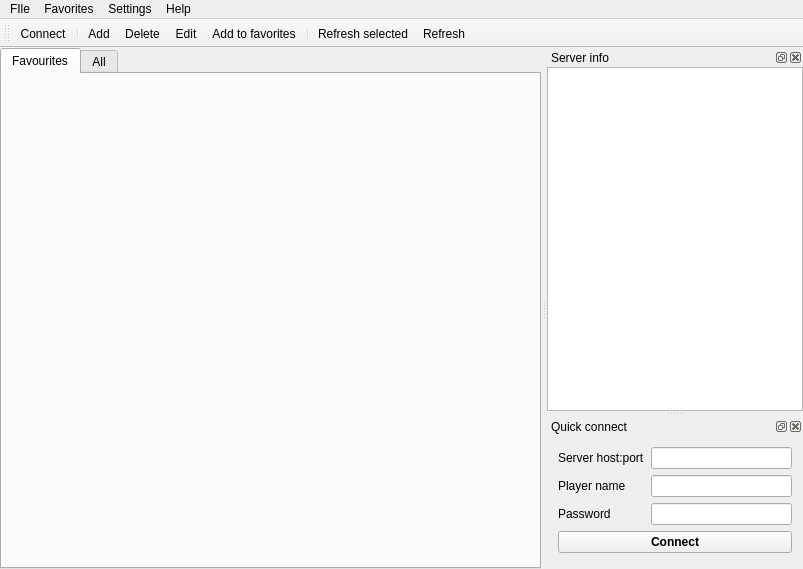
Before: the Qt Designer form src/mainwindow.ui in navrocky/urtconnector, drawn with Qt 5.
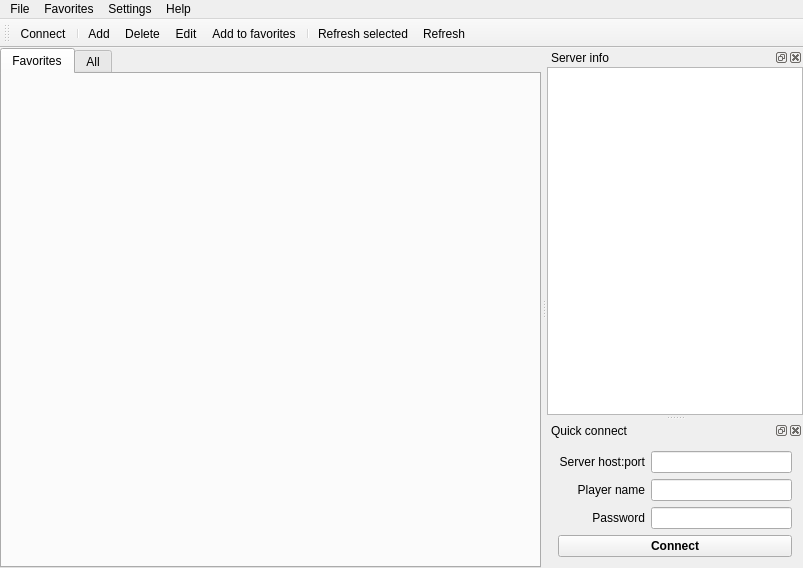
After: the same form once the commit is applied. Icons and pictures are not drawn.

Commit message: Fixed bug #24. Quick launch widget now has a minimal height.

The edit to the form file:
```diff
--- a/src/mainwindow.ui
+++ b/src/mainwindow.ui
@@ -7,7 +7,7 @@
     <x>0</x>
     <y>0</y>
     <width>803</width>
-    <height>569</height>
+    <height>568</height>
    </rect>
   </property>
   <property name="windowTitle">
@@ -26,7 +26,7 @@
          <normaloff>:/icons/icons/bookmarks.png</normaloff>:/icons/icons/bookmarks.png</iconset>
        </attribute>
        <attribute name="title">
-        <string>Favourites</string>
+        <string>Favorites</string>
        </attribute>
        <layout class="QHBoxLayout" name="horizontalLayout"/>
       </widget>
@@ -50,15 +50,9 @@
      <x>0</x>
      <y>0</y>
      <width>803</width>
-     <height>20</height>
+     <height>22</height>
     </rect>
    </property>
-   <widget class="QMenu" name="menuUrbanConnector">
-    <property name="title">
-     <string>FIle</string>
-    </property>
-    <addaction name="actionQuit"/>
-   </widget>
    <widget class="QMenu" name="menuHelp">
     <property name="title">
      <string>Help</string>
@@ -80,6 +74,12 @@
     <addaction name="actionFavEdit"/>
     <addaction name="actionFavDelete"/>
    </widget>
+   <widget class="QMenu" name="menuUrbanConnector">
+    <property name="title">
+     <string>File</string>
+    </property>
+    <addaction name="actionQuit"/>
+   </widget>
    <addaction name="menuUrbanConnector"/>
    <addaction name="menuFavorites"/>
    <addaction name="menuOptions"/>
@@ -103,8 +103,8 @@
         <string>&lt;!DOCTYPE HTML PUBLIC &quot;-//W3C//DTD HTML 4.0//EN&quot; &quot;http://www.w3.org/TR/REC-html40/strict.dtd&quot;&gt;
 &lt;html&gt;&lt;head&gt;&lt;meta name=&quot;qrichtext&quot; content=&quot;1&quot; /&gt;&lt;style type=&quot;text/css&quot;&gt;
 p, li { white-space: pre-wrap; }
-&lt;/style&gt;&lt;/head&gt;&lt;body style=&quot; font-family:'Tahoma'; font-size:9pt; font-weight:400; font-style:normal;&quot;&gt;
-&lt;p style=&quot;-qt-paragraph-type:empty; margin-top:0px; margin-bottom:0px; margin-left:0px; margin-right:0px; -qt-block-indent:0; text-indent:0px;&quot;&gt;&lt;/p&gt;&lt;/body&gt;&lt;/html&gt;</string>
+&lt;/style&gt;&lt;/head&gt;&lt;body style=&quot; font-family:'Sans Serif'; font-size:10pt; font-weight:400; font-style:normal;&quot;&gt;
+&lt;p style=&quot;-qt-paragraph-type:empty; margin-top:0px; margin-bottom:0px; margin-left:0px; margin-right:0px; -qt-block-indent:0; text-indent:0px; font-family:'Tahoma'; font-size:9pt;&quot;&gt;&lt;/p&gt;&lt;/body&gt;&lt;/html&gt;</string>
        </property>
       </widget>
      </item>
@@ -112,12 +112,6 @@
    </widget>
   </widget>
   <widget class="QDockWidget" name="dockWidget_2">
-   <property name="maximumSize">
-    <size>
-     <width>16777215</width>
-     <height>152</height>
-    </size>
-   </property>
    <property name="windowTitle">
     <string>Quick connect</string>
    </property>
@@ -125,17 +119,26 @@
     <number>2</number>
    </attribute>
    <widget class="QWidget" name="dockWidgetContents_2">
+    <property name="sizePolicy">
+     <sizepolicy hsizetype="Preferred" vsizetype="Fixed">
+      <horstretch>0</horstretch>
+      <verstretch>0</verstretch>
+     </sizepolicy>
+    </property>
     <layout class="QVBoxLayout" name="verticalLayout_2">
      <item>
       <layout class="QGridLayout" name="gridLayout">
        <property name="sizeConstraint">
-        <enum>QLayout::SetDefaultConstraint</enum>
+        <enum>QLayout::SetMinimumSize</enum>
        </property>
        <item row="0" column="0">
         <widget class="QLabel" name="label">
          <property name="text">
           <string>Server host:port</string>
          </property>
+         <property name="alignment">
+          <set>Qt::AlignRight|Qt::AlignTrailing|Qt::AlignVCenter</set>
+         </property>
          <property name="buddy">
           <cstring>qlServerEdit</cstring>
          </property>
@@ -149,6 +152,9 @@
          <property name="text">
           <string>Player name</string>
          </property>
+         <property name="alignment">
+          <set>Qt::AlignRight|Qt::AlignTrailing|Qt::AlignVCenter</set>
+         </property>
          <property name="buddy">
           <cstring>qlPlayerEdit</cstring>
          </property>
@@ -162,6 +168,9 @@
          <property name="text">
           <string>Password</string>
          </property>
+         <property name="alignment">
+          <set>Qt::AlignRight|Qt::AlignTrailing|Qt::AlignVCenter</set>
+         </property>
          <property name="buddy">
           <cstring>qlPasswordEdit</cstring>
          </property>
@@ -185,19 +194,6 @@
        </property>
       </widget>
      </item>
-     <item>
-      <spacer name="verticalSpacer_3">
-       <property name="orientation">
-        <enum>Qt::Vertical</enum>
-       </property>
-       <property name="sizeHint" stdset="0">
-        <size>
-         <width>20</width>
-         <height>40</height>
-        </size>
-       </property>
-      </spacer>
-     </item>
     </layout>
    </widget>
   </widget>
```
Left out of the diff: 3 changed lines with no effect on the pictures. The commit also changes 5 other files.
